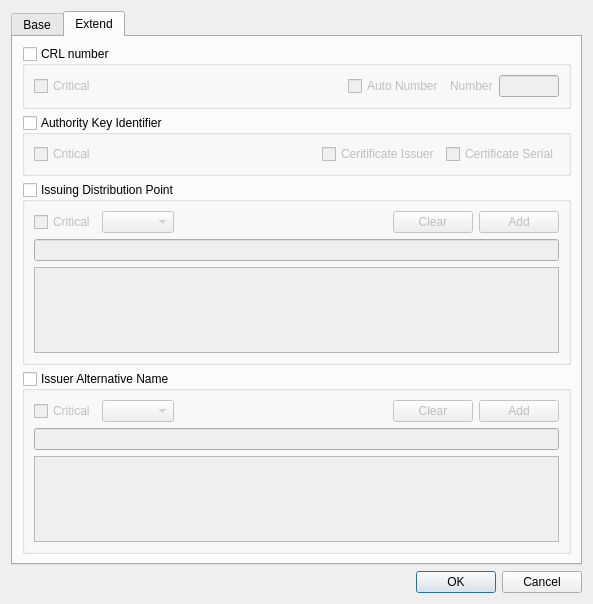
Before: the Qt Designer form CCMan/make_crl_profile_dlg.ui in jykim74/CCMan, drawn with Qt 5.
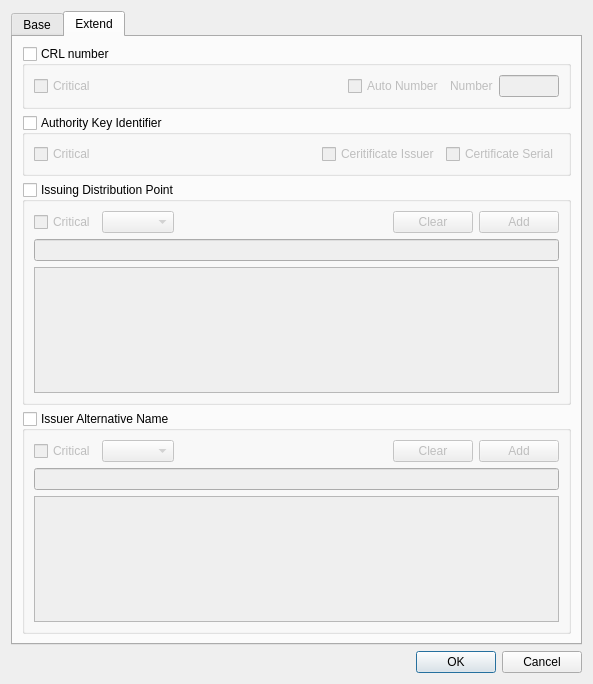
After: the same form once the commit is applied.

Commit message: UI 및 오류 수정

```diff
--- a/CCMan/make_crl_profile_dlg.ui
+++ b/CCMan/make_crl_profile_dlg.ui
@@ -7,7 +7,7 @@
     <x>0</x>
     <y>0</y>
     <width>593</width>
-    <height>604</height>
+    <height>684</height>
    </rect>
   </property>
   <property name="windowTitle">
```
Left out of the diff: 4 changed lines with no effect on the pictures. The commit also changes 4 other files.
